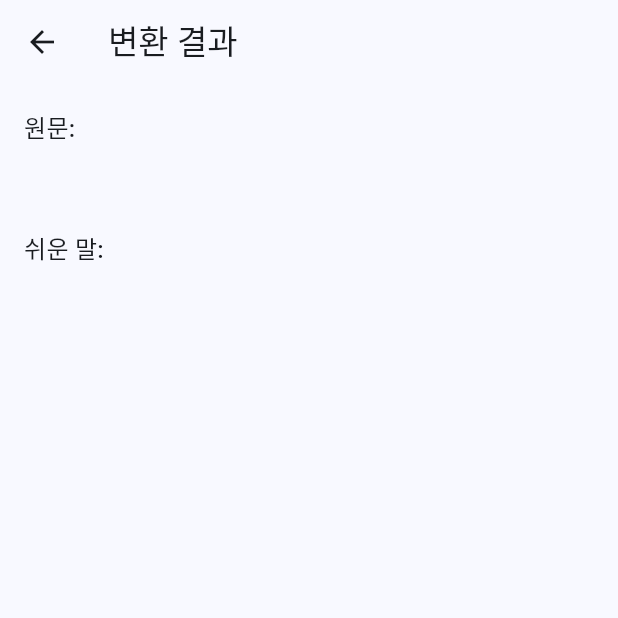
After one commit to alphabeen/barrierfree_app, a Flutter app: the screen it shows after launch, after a tap on "쉬운 말로 변환", on a phone screen of 412 x 824 dp, the top half of it. The commit adds this screen. Run offline on Flutter 3.47's test engine with Material 3 defaults, Android fonts, the phone set to English and light mode, and no system bars.

Commit message:
The쉬운말로 앱 기본 버전 구현 완료

```diff
--- /dev/null
+++ b/lib/models/translation_result.dart
@@ -0,0 +1,6 @@
+// 원래 문장과 쉽게 바꾼 문장을 담는 모델 클래스
+class TranslationResult {
+  final String original; // 원래 문장
+  final String simplified; // 쉽게 바꾼 문장
+  TranslationResult({required this.original, required this.simplified});
+}
--- /dev/null
+++ b/lib/result_screen.dart
@@ -0,0 +1,32 @@
+import 'package:flutter/material.dart';
+import 'models/translation_result.dart';
+
+class ResultScreen extends StatelessWidget {
+  final TranslationResult result;
+  const ResultScreen({Key? key, required this.result}) : super(key: key);
+
+  @override
+  Widget build(BuildContext context) {
+    return Scaffold(
+      appBar: AppBar(title: const Text('변환 결과')),
+      body: Padding(
+        padding: const EdgeInsets.all(16.0),
+        child: Column(
+          crossAxisAlignment: CrossAxisAlignment.start,
+          children: [
+            Text('원문:', style: Theme.of(context).textTheme.titleMedium),
+            const SizedBox(height: 8),
+            Text(result.original, style: Theme.of(context).textTheme.bodyLarge),
+            const SizedBox(height: 24),
+            Text('쉬운 말:', style: Theme.of(context).textTheme.titleMedium),
+            const SizedBox(height: 8),
+            Text(
+              result.simplified,
+              style: Theme.of(context).textTheme.bodyLarge,
+            ),
+          ],
+        ),
+      ),
+    );
+  }
+}
--- /dev/null
+++ b/lib/services/dummy_text_service.dart
@@ -0,0 +1,19 @@
+import '../models/translation_result.dart';
+
+class TextSimplifyService {
+  /// 실제 앱에서는 외부 API호출, 여기서는 더미.
+  static Future<TranslationResult> simplifyText(String input) async {
+    // API 호출을 시뮬레이션 하기 위해 500ms 대기.
+    await Future.delayed(const Duration(milliseconds: 500));
+    String simplified;
+    if (input.trim().isEmpty) {
+      // 지금은 더미 변환환
+      simplified = '';
+    } else {
+      // 더미 변환 로직 : 입력된 텍스트에 "(쉬운 말로 변환됨)" 추가
+      simplified = '$input (쉬운 말로 변환됨)';
+    }
+    // TranslationResult라는 객체로 감싸서 반환
+    return TranslationResult(original: input, simplified: simplified);
+  }
+}
--- /dev/null
+++ b/lib/text_input_screen.dart
@@ -0,0 +1,67 @@
+import 'package:flutter/material.dart';
+import 'services/dummy_text_service.dart';
+import 'models/translation_result.dart';
+
+class TextInputScreen extends StatefulWidget {
+  const TextInputScreen({Key? key}) : super(key: key);
+
+  @override
+  _TextInputScreenState createState() => _TextInputScreenState();
+}
+
+class _TextInputScreenState extends State<TextInputScreen> {
+  final TextEditingController _controller = TextEditingController();
+
+  @override
+  void dispose() {
+    _controller.dispose();
+    super.dispose();
+  }
+
+  @override
+  Widget build(BuildContext context) {
+    return Scaffold(
+      appBar: AppBar(title: const Text('The쉬운말로')),
+      body: Padding(
+        padding: const EdgeInsets.all(16.0),
+        child: Column(
+          crossAxisAlignment: CrossAxisAlignment.stretch,
+          children: [
+            // 사용자에게 문장을 입력받는 텍스트 필드
+            TextField(
+              controller: _controller,
+              decoration: const InputDecoration(
+                border: OutlineInputBorder(),
+                labelText: '텍스트 입력',
+                hintText: '변환할 텍스트를 입력하세요',
+              ),
+              maxLines: null, // 여러 줄의 입력 허용
+            ),
+            const SizedBox(height: 16),
+            // 버튼을 눌러 변환 요청
+            ElevatedButton(
+              onPressed: () async {
+                final inputText = _controller.text;
+                // API 호출을 통해 변환된 결과를 가져옴 (지금은 더미변환)
+                TranslationResult result =
+                    await TextSimplifyService.simplifyText(inputText);
+                // 결과 화면으로 이동
+                Navigator.pushNamed(context, '/result', arguments: result);
+              },
+              child: const Text('쉬운 말로 변환'),
+            ),
+            const SizedBox(height: 8),
+            // OCR 버튼
+            OutlinedButton(
+              onPressed: () {
+                // OCR 화면으로 이동동
+                Navigator.pushNamed(context, '/ocr');
+              },
+              child: const Text('OCR로 입력'),
+            ),
+          ],
+        ),
+      ),
+    );
+  }
+}
```
Also changed, not shown: lib/main.dart (+31 -115 lines), lib/ocr_screen.dart (added, +21 -0 lines), lib/services/api_service.dart (deleted, +0 -58 lines), lib/services/api_test.dart (deleted, +0 -56 lines), lib/test.dart (deleted, +0 -135 lines), 2 other files.
